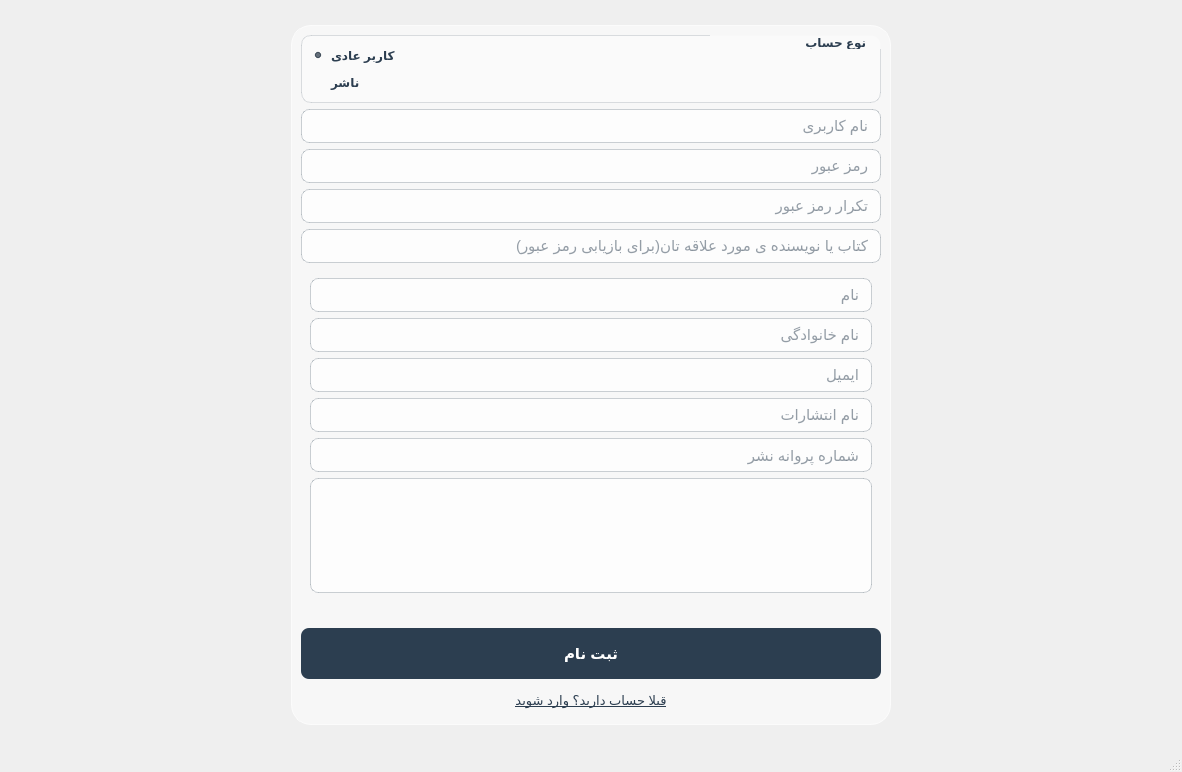
Old version of the form client/registerwindow_c.ui in the repository afkhamis1386-afk/bookCLUB_Project.
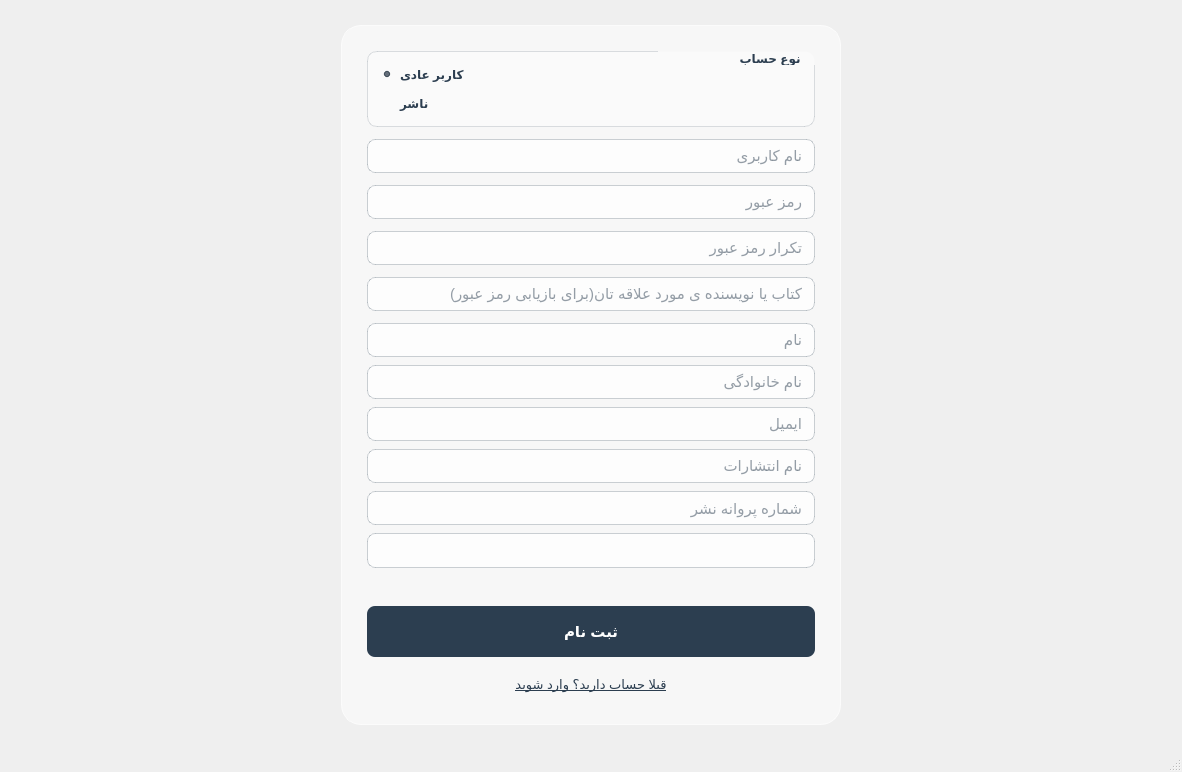
New version of the form. The open tabs and pages were chosen to show the change. Icons and pictures are not drawn.

The edit to the form file:
```diff
--- a/client/registerwindow_c.ui
+++ b/client/registerwindow_c.ui
@@ -118,21 +118,69 @@
   </property>
   <widget class="QWidget" name="centralwidget">
    <layout class="QGridLayout" name="gridLayout">
-    <item row="0" column="0">
+    <property name="leftMargin">
+     <number>0</number>
+    </property>
+    <property name="topMargin">
+     <number>0</number>
+    </property>
+    <property name="rightMargin">
+     <number>0</number>
+    </property>
+    <property name="bottomMargin">
+     <number>0</number>
+    </property>
+    <item row="0" column="0" alignment="Qt::AlignCenter">
      <widget class="QFrame" name="mainFrame">
+      <property name="minimumSize">
+       <size>
+        <width>500</width>
+        <height>700</height>
+       </size>
+      </property>
       <property name="maximumSize">
        <size>
-        <width>600</width>
+        <width>500</width>
         <height>700</height>
        </size>
       </property>
       <layout class="QVBoxLayout" name="verticalLayout_3">
+       <property name="spacing">
+        <number>12</number>
+       </property>
+       <property name="leftMargin">
+        <number>25</number>
+       </property>
+       <property name="topMargin">
+        <number>25</number>
+       </property>
+       <property name="rightMargin">
+        <number>25</number>
+       </property>
+       <property name="bottomMargin">
+        <number>25</number>
+       </property>
        <item>
         <widget class="QGroupBox" name="roleGroupBox">
          <property name="title">
-          <string>                         نوع حساب  </string>
+          <string>                     نوع حساب  </string>
          </property>
          <layout class="QVBoxLayout" name="verticalLayout">
+          <property name="spacing">
+           <number>8</number>
+          </property>
+          <property name="leftMargin">
+           <number>12</number>
+          </property>
+          <property name="topMargin">
+           <number>12</number>
+          </property>
+          <property name="rightMargin">
+           <number>12</number>
+          </property>
+          <property name="bottomMargin">
+           <number>12</number>
+          </property>
           <item>
            <widget class="QRadioButton" name="normalUserRadio">
             <property name="text">
@@ -198,6 +246,21 @@
          <widget class="QWidget" name="page"/>
          <widget class="QWidget" name="page_2">
           <layout class="QVBoxLayout" name="verticalLayout_2">
+           <property name="spacing">
+            <number>8</number>
+           </property>
+           <property name="leftMargin">
+            <number>0</number>
+           </property>
+           <property name="topMargin">
+            <number>0</number>
+           </property>
+           <property name="rightMargin">
+            <number>0</number>
+           </property>
+           <property name="bottomMargin">
+            <number>0</number>
+           </property>
            <item>
             <widget class="QLineEdit" name="firstNameLineEdit">
              <property name="placeholderText">
```
Left out of the diff: 46 changed lines with no effect on the pictures.
